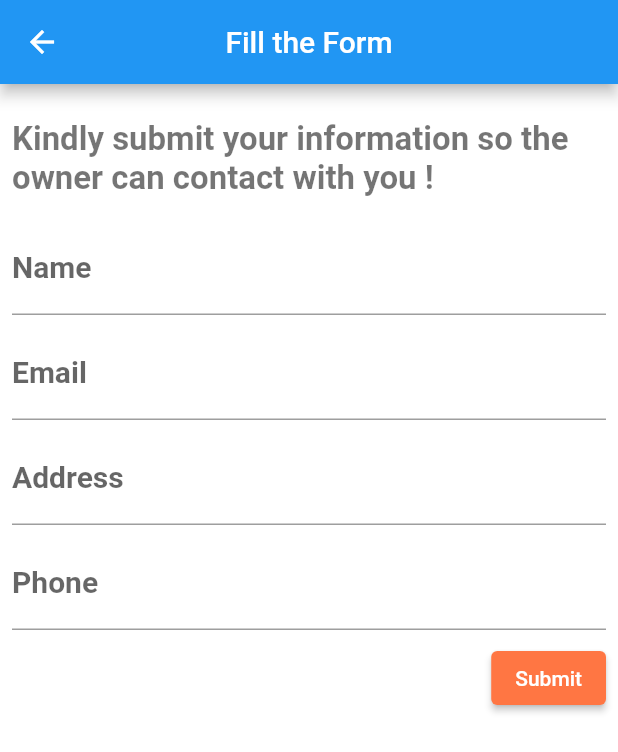
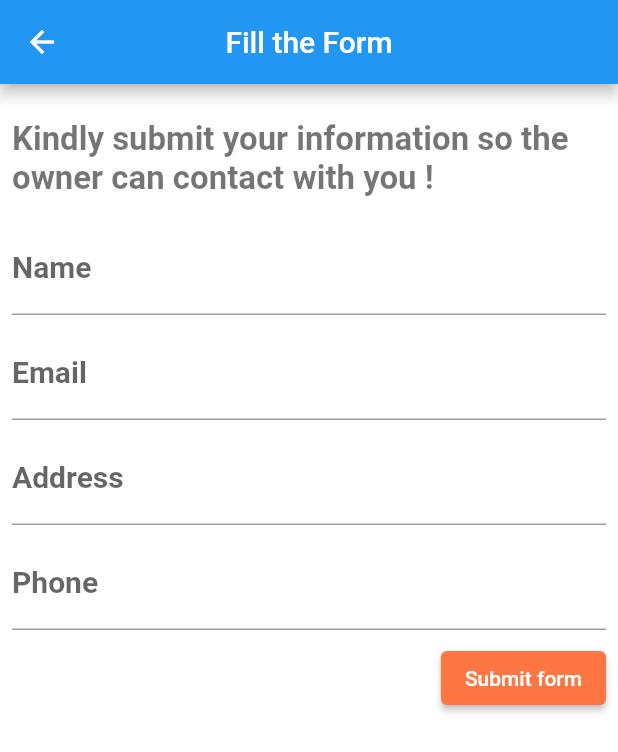
Before and after one commit to iHamza7/Last-year-Project, a Flutter app: the CnicForm screen opened directly with empty values, on a phone screen of 412 x 824 dp. Shown: the top 752 px of the screen. Run offline on Flutter 3.47's test engine with Material 2 defaults, Android fonts, the phone set to English and light mode, and no system bars; our stand-ins replace cloud_firestore, firebase_core, image_picker; missing offline and left inert: pakistan_cnic; accounts and stored records are empty.

Commit message:
lib changed

```diff
--- a/lib/cnic_findupload/cnic_form.dart
+++ b/lib/cnic_findupload/cnic_form.dart
@@ -100,7 +100,7 @@ class _CnicFormState extends State<CnicForm> {
                           MaterialPageRoute(
                               builder: (context) => const OwnDocs()));
                     },
-                    child: const Text('Submit'),
+                    child: const Text('Submit form'),
                   ),
                 ],
               ),
```
